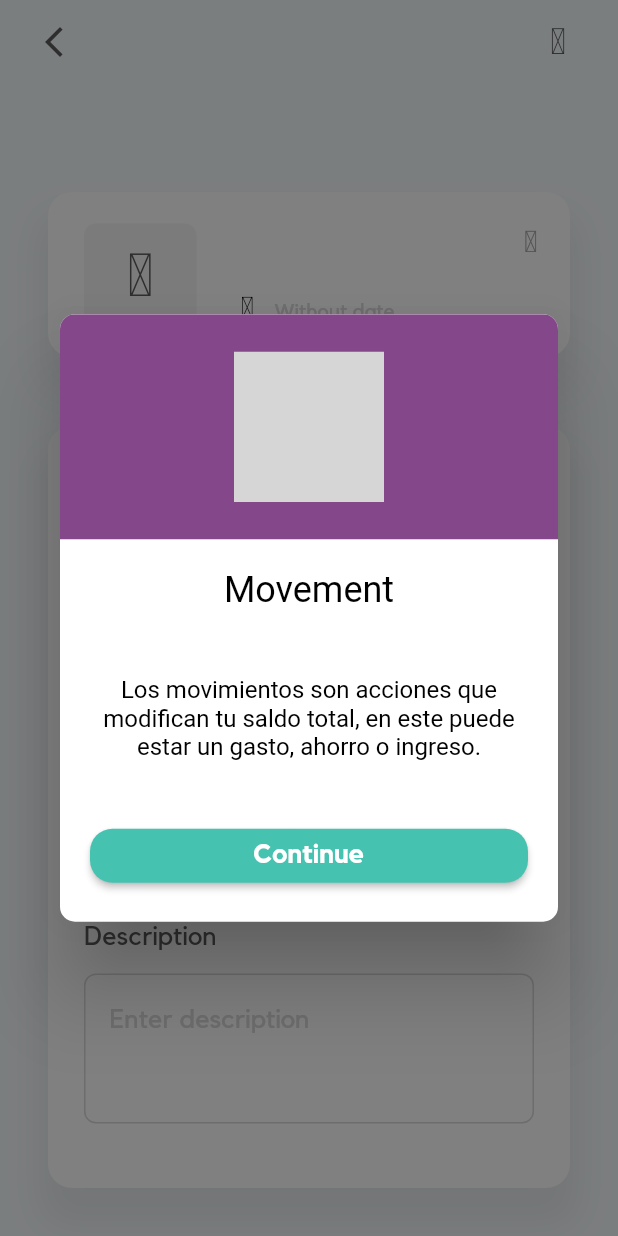
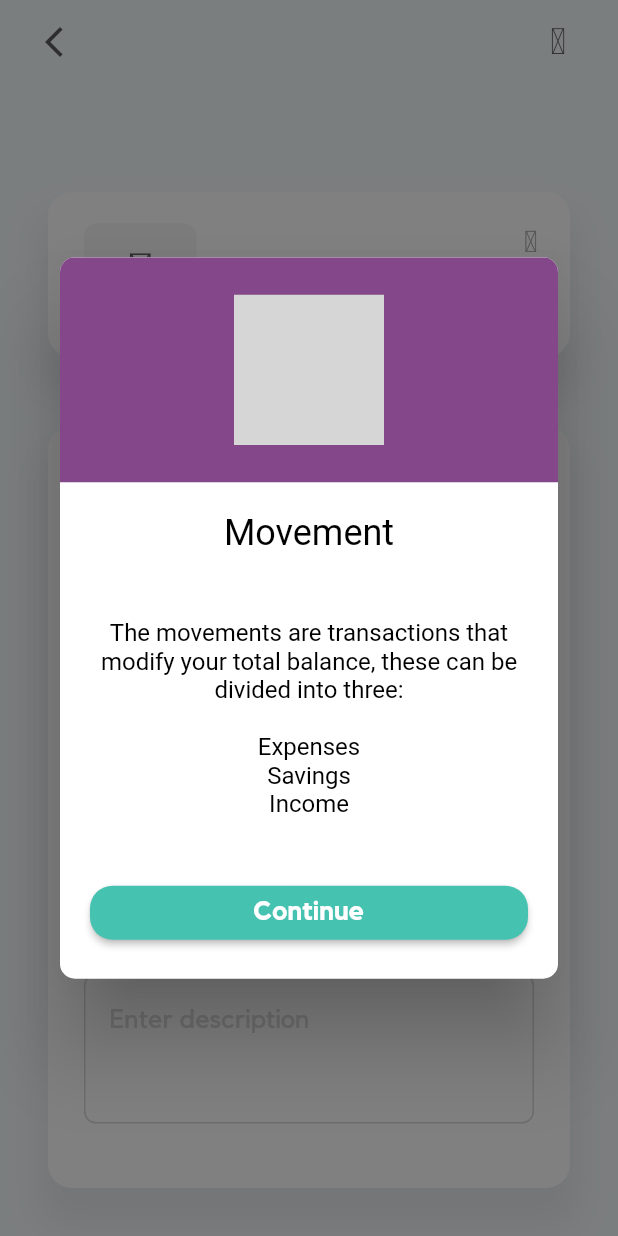
Before and after one commit to diegofca/fiico, a Flutter app: the CreateMovementPage screen opened directly with empty values, after a tap on an icon or button, on a phone screen of 412 x 824 dp. Run offline on Flutter 3.47's test engine with Material 2 defaults, Android fonts, the phone set to English and light mode, and no system bars; drawn by our look-alikes of loader_overlay, overlay_support; our stand-ins replace animated_text_kit, bloc, bloc_concurrency, cached_network_image, chat_bubbles, cloud_firestore and 30 more; missing offline and left inert: currency_picker, facebook_audience_network, flutter_app_badger, flutter_date_pickers, flutter_facebook_login, flutter_iconpicker and 6 more; accounts and stored records are empty; project files that could hold a hidden picture were left out; grey boxes are pictures that could not be loaded.

Commit message:
nuevas correcciones finales

```diff
--- a/assets/locales/en-US.json
+++ b/assets/locales/en-US.json
@@ -291,9 +291,15 @@
     "archive_budget": "Archive budget",
     "get_out_budget": "Get out of budget",
     "archived_budgets": "Archived budgets",
-    "outcomes_of": "Outcomes of",
+    "outcomes_of": "Expenses of",
     "incomes_of": "Incomes of",
     "create_budgets_and_control": "Create budgets and control all your expenses and incomes",
     "now_you_wont_have_problems": "Now you won't have problems controlling your money",
-    "review_the_history_of_each_cycle": "Review the history of each cycle of your budget, and set savings goals"
+    "review_the_history_of_each_cycle": "Review the history of each cycle of your budget, and set savings goals",
+    "movements_definition": "The movements are transactions that modify your total balance, these can be divided into three: \n\nExpenses \nSavings \nIncome",
+    "activate_biometric_unlock": "Activate biometric unlock",
+    "activate": "Activate",
+    "Turn_biometric_unlock": "Turn biometric unlock on or off",
+    "is_not_possible_enable_biometric": "It is not possible to set up your session unlock through your device.",
+    "disable_biometric_id": "Disable biometric ID"
 }
--- a/lib/helpers/manager/localizable_manager.dart
+++ b/lib/helpers/manager/localizable_manager.dart
@@ -313,4 +313,10 @@ class FiicoLocale {
   final createBudgetsAndControl = "create_budgets_and_control".tr();
   final nowYouWontHaveProblems = "now_you_wont_have_problems".tr();
   final reviewTheHistoryOfEachCycle = "review_the_history_of_each_cycle".tr();
+  final movementsDenifition = "movements_definition".tr();
+  final activateBiometricUnlock = "activate_biometric_unlock".tr();
+  final activate = "activate".tr();
+  final turnBiometricUnlock = "Turn_biometric_unlock".tr();
+  final isNotPossibleEnableBiometric = "is_not_possible_enable_biometric".tr();
+  final disableBiometricID = "disable_biometric_id".tr();
 }
--- a/lib/modules/budgets/view/budgets_page.dart
+++ b/lib/modules/budgets/view/budgets_page.dart
@@ -1,3 +1,5 @@
+// ignore_for_file: prefer_const_constructors_in_immutables
+
 import 'package:control/helpers/extension/colors.dart';
 import 'package:control/helpers/fonts_params.dart';
 import 'package:control/helpers/genericViews/gray_app_bard.dart';
@@ -40,7 +42,7 @@ class BudgetsPage extends StatelessWidget {
       body: BlocProvider(
         create: (context) => BudgetsBloc(HomeRepository())
           ..add(BudgetsFetchRequest(uID: user?.id)),
-        child: const BudgetsPageView(),
+        child: BudgetsPageView(),
       ),
     );
   }
@@ -83,7 +85,7 @@ class BudgetsPage extends StatelessWidget {
 }
 
 class BudgetsPageView extends StatelessWidget {
-  const BudgetsPageView({
+  BudgetsPageView({
     Key? key,
   }) : super(key: key);
 
--- a/lib/modules/createMovement/view/create_movement_page.dart
+++ b/lib/modules/createMovement/view/create_movement_page.dart
@@ -60,10 +60,11 @@ class CreateMovementPage extends StatelessWidget {
       child: IconButton(
         highlightColor: Colors.transparent,
         onPressed: () {
-          FiicoAlertDialog.showSuccess(context,
-              title: FiicoLocale().movement,
-              message:
-                  'Los movimientos son acciones que modifican tu saldo total, en este puede estar un gasto, ahorro o ingreso.');
+          FiicoAlertDialog.showSuccess(
+            context,
+            title: FiicoLocale().movement,
+            message: FiicoLocale().movementsDenifition,
+          );
         },
         icon: const Icon(
           MdiIcons.informationOutline,
--- a/lib/modules/home/view/home_success_view.dart
+++ b/lib/modules/home/view/home_success_view.dart
@@ -95,7 +95,7 @@ class HomeSuccessViewState extends State<HomeSuccesView> {
   Widget build(BuildContext context) {
     return Scaffold(
       backgroundColor:
-          Platform.isIOS ? FiicoColors.purpleDark : FiicoColors.white,
+          Platform.isAndroid ? FiicoColors.purpleDark : FiicoColors.white,
       appBar: HomeAppBar(
         title: HomeTitleAppBar(
           title: "${FiicoLocale().hi}, ${widget.user?.firstName}",
```
Also changed, not shown: assets/locales/es-SP.json (+7 -1 lines), lib/modules/premium/view/premium_success_view.dart (+5 -6 lines), lib/modules/search/repository/search_repository.dart (+13 -6 lines), lib/modules/settings/view/pages/biometricID/view/biometric_id_success_view.dart (+18 -15 lines), lib/modules/subscriptionDetail/view/subscription_detail_sucess_view.dart (+24 -7 lines), 1 other file.
